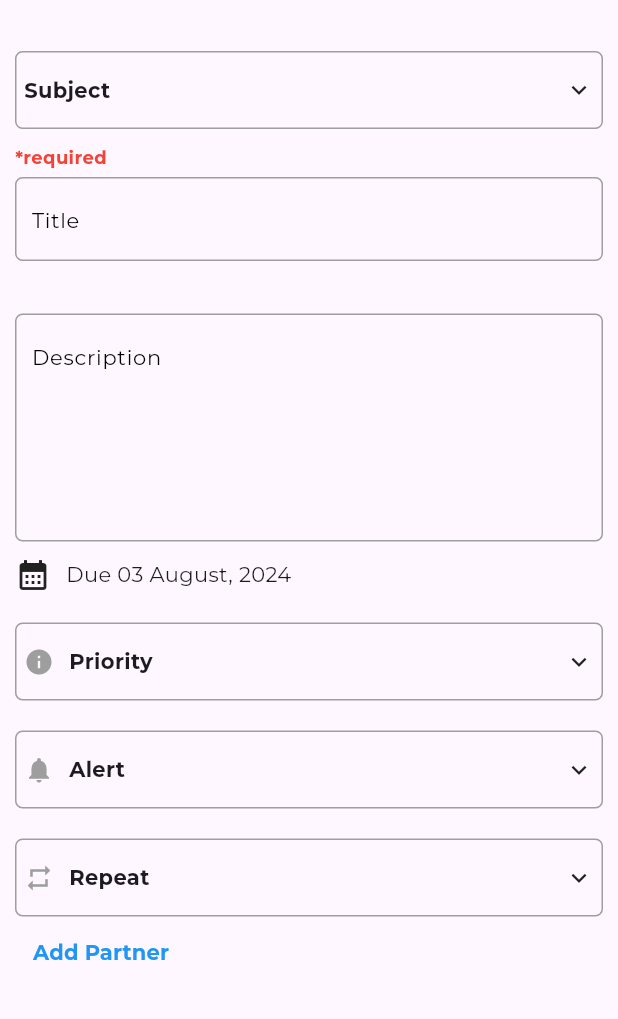
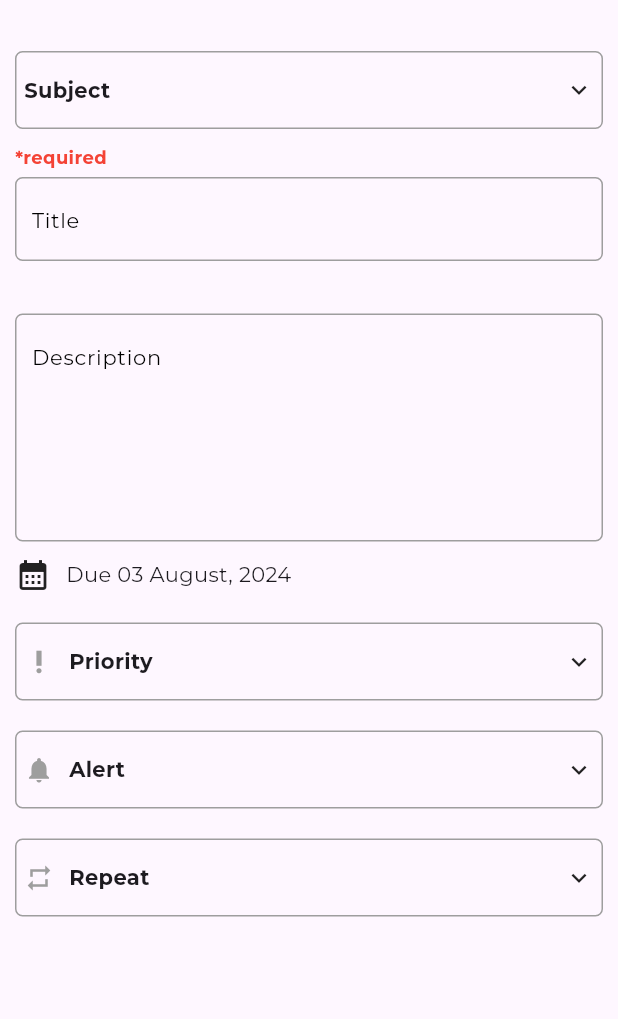
Before and after one commit to izieo/studitivity, a Flutter app: the screen it shows once a user with an empty profile is signed in, item 2 of the bottom bar chosen, after a tap on the "add" icon, on a phone screen of 412 x 824 dp, the part 51-1070 px from its top. Run offline on Flutter 3.47's test engine with Material 3 defaults, Android fonts, the phone set to English and light mode, and no system bars; our stand-ins replace firebase_auth, firebase_core, get, google_fonts; missing offline and left inert: horizontal_week_calendar; accounts and stored records are empty; network calls fail.

Commit message:
updated UI components

```diff
--- a/lib/screens/create_task.dart
+++ b/lib/screens/create_task.dart
@@ -5,7 +5,7 @@ import 'package:studitivity/widgets/subject_picker_dialog.dart';
 import 'package:studitivity/widgets/priority_picker_dialog.dart';
 import 'package:studitivity/widgets/task_alert_picker_dialog.dart';
 import 'package:studitivity/widgets/repeat_picker_dialog.dart';
-import 'package:studitivity/widgets/invitees_picker_dialog.dart';
+
 class NewTaskView extends StatelessWidget {
   const NewTaskView({super.key});
 
@@ -40,14 +40,6 @@ class NewTaskView extends StatelessWidget {
       context: context,
       builder: (BuildContext context) {
         return const RepeatPickerDialog();
-      },
-    );
-  }
-  void _showInviteesPickerDialog(BuildContext context) {
-    showDialog(
-      context: context,
-      builder: (BuildContext context) {
-        return const InviteesPickerDialog();
       },
     );
   }
@@ -210,7 +202,7 @@ class NewTaskView extends StatelessWidget {
                           mainAxisAlignment: MainAxisAlignment.center,
                           crossAxisAlignment: CrossAxisAlignment.center,
                           children: [
-                            Icon(Icons.info, size: 20.0, color: Colors.grey),
+                            Icon(Icons.priority_high, size: 20.0, color: Colors.grey),
                             SizedBox(width: 10.0),
                             Text('Priority', style: TextStyle(fontWeight: FontWeight.bold)),
                           ],
@@ -280,16 +272,6 @@ class NewTaskView extends StatelessWidget {
                     ),
                   ),
                 ),
-                TextButton(
-                  onPressed: () => _showInviteesPickerDialog(context),
-                  child: const Text(
-                    'Add Partner',
-                    style: TextStyle(
-                      color: Colors.blue,
-                      fontWeight: FontWeight.bold,
-                    ),
-                  ),
-                ),
               ],
             ),
           ),
--- a/lib/widgets/notification_badge.dart
+++ b/lib/widgets/notification_badge.dart
@@ -24,7 +24,7 @@ class NotificationBadge extends StatelessWidget {
             padding: const EdgeInsets.all(1),
             decoration: BoxDecoration(
               color: Colors.red,
-              borderRadius: BorderRadius.circular(6),
+              borderRadius: BorderRadius.circular(20),
             ),
             constraints: BoxConstraints(
               minWidth: iconSize * 0.5,
```
